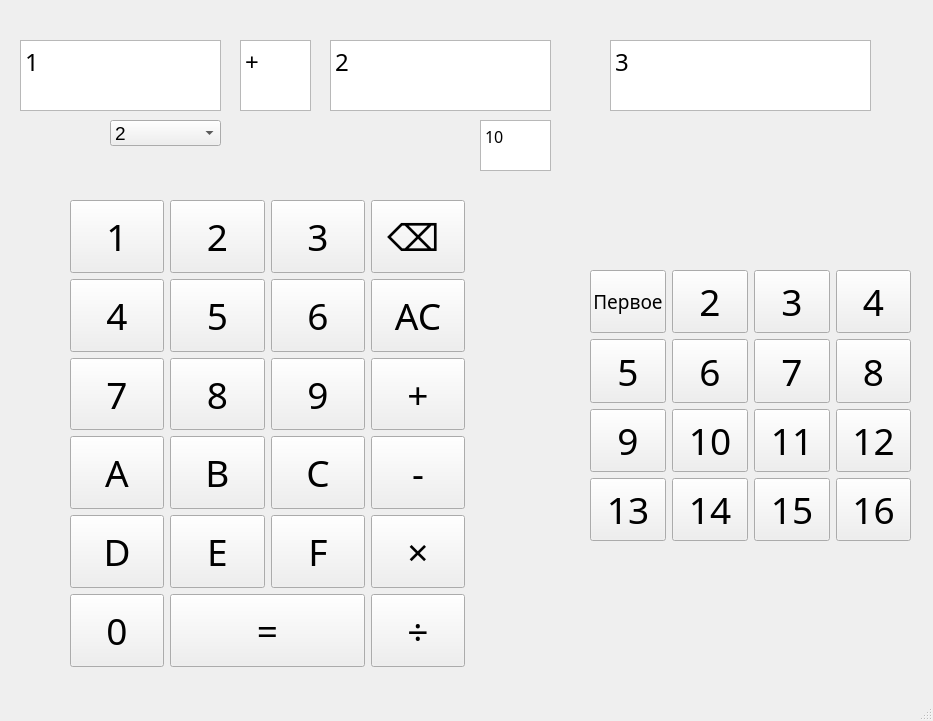
This is calculator.ui in ZyNordd/Calculator as Qt 5 draws it before an edit. The edited form follows.
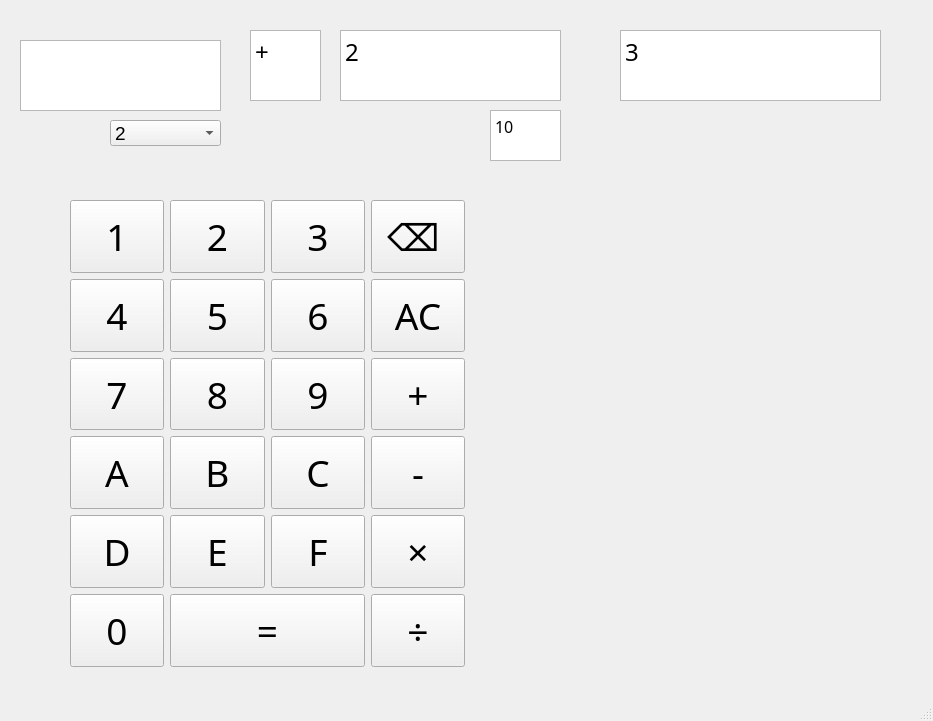
This is the edited form.

Diff of the .ui file:
```diff
--- a/calculator.ui
+++ b/calculator.ui
@@ -482,14 +482,14 @@
      <bool>false</bool>
     </property>
     <property name="plainText">
-     <string>1</string>
+     <string/>
     </property>
    </widget>
    <widget class="QPlainTextEdit" name="text_2var">
     <property name="geometry">
      <rect>
-      <x>330</x>
-      <y>40</y>
+      <x>340</x>
+      <y>30</y>
       <width>221</width>
       <height>71</height>
      </rect>
@@ -510,8 +510,8 @@
    <widget class="QPlainTextEdit" name="text_answer">
     <property name="geometry">
      <rect>
-      <x>610</x>
-      <y>40</y>
+      <x>620</x>
+      <y>30</y>
       <width>261</width>
       <height>71</height>
      </rect>
@@ -532,8 +532,8 @@
    <widget class="QPlainTextEdit" name="text_sign">
     <property name="geometry">
      <rect>
-      <x>240</x>
-      <y>40</y>
+      <x>250</x>
+      <y>30</y>
       <width>71</width>
       <height>71</height>
      </rect>
@@ -554,8 +554,8 @@
    <widget class="QPlainTextEdit" name="text_2var_system">
     <property name="geometry">
      <rect>
-      <x>480</x>
-      <y>120</y>
+      <x>490</x>
+      <y>110</y>
       <width>71</width>
       <height>51</height>
      </rect>
@@ -573,322 +573,6 @@
      <string>10</string>
     </property>
    </widget>
-   <widget class="QWidget" name="gridLayoutWidget_2">
-    <property name="geometry">
-     <rect>
-      <x>590</x>
-      <y>270</y>
-      <width>321</width>
-      <height>271</height>
-     </rect>
-    </property>
-    <layout class="QGridLayout" name="gridLayout_2">
-     <item row="3" column="3">
-      <widget class="QPushButton" name="pushButton_16system">
-       <property name="sizePolicy">
-        <sizepolicy hsizetype="Expanding" vsizetype="Expanding">
-         <horstretch>0</horstretch>
-         <verstretch>0</verstretch>
-        </sizepolicy>
-       </property>
-       <property name="font">
-        <font>
-         <family>Sylfaen</family>
-         <pointsize>28</pointsize>
-        </font>
-       </property>
-       <property name="text">
-        <string>16</string>
-       </property>
-      </widget>
-     </item>
-     <item row="3" column="2">
-      <widget class="QPushButton" name="pushButton_15system">
-       <property name="sizePolicy">
-        <sizepolicy hsizetype="Expanding" vsizetype="Expanding">
-         <horstretch>0</horstretch>
-         <verstretch>0</verstretch>
-        </sizepolicy>
-       </property>
-       <property name="font">
-        <font>
-         <family>Sylfaen</family>
-         <pointsize>28</pointsize>
-        </font>
-       </property>
-       <property name="text">
-        <string>15</string>
-       </property>
-      </widget>
-     </item>
-     <item row="3" column="1">
-      <widget class="QPushButton" name="pushButton_14system">
-       <property name="sizePolicy">
-        <sizepolicy hsizetype="Expanding" vsizetype="Expanding">
-         <horstretch>0</horstretch>
-         <verstretch>0</verstretch>
-        </sizepolicy>
-       </property>
-       <property name="font">
-        <font>
-         <family>Sylfaen</family>
-         <pointsize>28</pointsize>
-        </font>
-       </property>
-       <property name="text">
-        <string>14</string>
-       </property>
-      </widget>
-     </item>
-     <item row="3" column="0">
-      <widget class="QPushButton" name="pushButton_13system">
-       <property name="sizePolicy">
-        <sizepolicy hsizetype="Expanding" vsizetype="Expanding">
-         <horstretch>0</horstretch>
-         <verstretch>0</verstretch>
-        </sizepolicy>
-       </property>
-       <property name="font">
-        <font>
-         <family>Sylfaen</family>
-         <pointsize>28</pointsize>
-        </font>
-       </property>
-       <property name="text">
-        <string>13</string>
-       </property>
-      </widget>
-     </item>
-     <item row="2" column="3">
-      <widget class="QPushButton" name="pushButton_12system">
-       <property name="sizePolicy">
-        <sizepolicy hsizetype="Expanding" vsizetype="Expanding">
-         <horstretch>0</horstretch>
-         <verstretch>0</verstretch>
-        </sizepolicy>
-       </property>
-       <property name="font">
-        <font>
-         <family>Sylfaen</family>
-         <pointsize>28</pointsize>
-        </font>
-       </property>
-       <property name="text">
-        <string>12</string>
-       </property>
-      </widget>
-     </item>
-     <item row="2" column="2">
-      <widget class="QPushButton" name="pushButton_11system">
-       <property name="sizePolicy">
-        <sizepolicy hsizetype="Expanding" vsizetype="Expanding">
-         <horstretch>0</horstretch>
-         <verstretch>0</verstretch>
-        </sizepolicy>
-       </property>
-       <property name="font">
-        <font>
-         <family>Sylfaen</family>
-         <pointsize>28</pointsize>
-        </font>
-       </property>
-       <property name="text">
-        <string>11</string>
-       </property>
-      </widget>
-     </item>
-     <item row="2" column="1">
-      <widget class="QPushButton" name="pushButton_10system">
-       <property name="sizePolicy">
-        <sizepolicy hsizetype="Expanding" vsizetype="Expanding">
-         <horstretch>0</horstretch>
-         <verstretch>0</verstretch>
-        </sizepolicy>
-       </property>
-       <property name="font">
-        <font>
-         <family>Sylfaen</family>
-         <pointsize>28</pointsize>
-        </font>
-       </property>
-       <property name="text">
-        <string>10</string>
-       </property>
-      </widget>
-     </item>
-     <item row="2" column="0">
-      <widget class="QPushButton" name="pushButton_9notation">
-       <property name="sizePolicy">
-        <sizepolicy hsizetype="Expanding" vsizetype="Expanding">
-         <horstretch>0</horstretch>
-         <verstretch>0</verstretch>
-        </sizepolicy>
-       </property>
-       <property name="font">
-        <font>
-         <family>Sylfaen</family>
-         <pointsize>28</pointsize>
-        </font>
-       </property>
-       <property name="text">
-        <string>9</string>
-       </property>
-      </widget>
-     </item>
-     <item row="1" column="3">
-      <widget class="QPushButton" name="pushButton_8system">
-       <property name="sizePolicy">
-        <sizepolicy hsizetype="Expanding" vsizetype="Expanding">
-         <horstretch>0</horstretch>
-         <verstretch>0</verstretch>
-        </sizepolicy>
-       </property>
-       <property name="font">
-        <font>
-         <family>Sylfaen</family>
-         <pointsize>28</pointsize>
-        </font>
-       </property>
-       <property name="text">
-        <string>8</string>
-       </property>
-      </widget>
-     </item>
-     <item row="1" column="2">
-      <widget class="QPushButton" name="pushButton_7system">
-       <property name="sizePolicy">
-        <sizepolicy hsizetype="Expanding" vsizetype="Expanding">
-         <horstretch>0</horstretch>
-         <verstretch>0</verstretch>
-        </sizepolicy>
-       </property>
-       <property name="font">
-        <font>
-         <family>Sylfaen</family>
-         <pointsize>28</pointsize>
-        </font>
-       </property>
-       <property name="text">
-        <string>7</string>
-       </property>
-      </widget>
-     </item>
-     <item row="1" column="1">
-      <widget class="QPushButton" name="pushButton_6system">
-       <property name="sizePolicy">
-        <sizepolicy hsizetype="Expanding" vsizetype="Expanding">
-         <horstretch>0</horstretch>
-         <verstretch>0</verstretch>
-        </sizepolicy>
-       </property>
-       <property name="font">
-        <font>
-         <family>Sylfaen</family>
-         <pointsize>28</pointsize>
-        </font>
-       </property>
-       <property name="text">
-        <string>6</string>
-       </property>
-      </widget>
-     </item>
-     <item row="1" column="0">
-      <widget class="QPushButton" name="pushButton_5system">
-       <property name="sizePolicy">
-        <sizepolicy hsizetype="Expanding" vsizetype="Expanding">
-         <horstretch>0</horstretch>
-         <verstretch>0</verstretch>
-        </sizepolicy>
-       </property>
-       <property name="font">
-        <font>
-         <family>Sylfaen</family>
-         <pointsize>28</pointsize>
-        </font>
-       </property>
-       <property name="text">
-        <string>5</string>
-       </property>
-      </widget>
-     </item>
-     <item row="0" column="3">
-      <widget class="QPushButton" name="pushButton_4system">
-       <property name="sizePolicy">
-        <sizepolicy hsizetype="Expanding" vsizetype="Expanding">
-         <horstretch>0</horstretch>
-         <verstretch>0</verstretch>
-        </sizepolicy>
-       </property>
-       <property name="font">
-        <font>
-         <family>Sylfaen</family>
-         <pointsize>28</pointsize>
-        </font>
-       </property>
-       <property name="text">
-        <string>4</string>
-       </property>
-      </widget>
-     </item>
-     <item row="0" column="2">
-      <widget class="QPushButton" name="pushButton_3system">
-       <property name="sizePolicy">
-        <sizepolicy hsizetype="Expanding" vsizetype="Expanding">
-         <horstretch>0</horstretch>
-         <verstretch>0</verstretch>
-        </sizepolicy>
-       </property>
-       <property name="font">
-        <font>
-         <family>Sylfaen</family>
-         <pointsize>28</pointsize>
-        </font>
-       </property>
-       <property name="text">
-        <string>3</string>
-       </property>
-      </widget>
-     </item>
-     <item row="0" column="1">
-      <widget class="QPushButton" name="pushButton_2system">
-       <property name="sizePolicy">
-        <sizepolicy hsizetype="Expanding" vsizetype="Expanding">
-         <horstretch>0</horstretch>
-         <verstretch>0</verstretch>
-        </sizepolicy>
-       </property>
-       <property name="font">
-        <font>
-         <family>Sylfaen</family>
-         <pointsize>28</pointsize>
-        </font>
-       </property>
-       <property name="text">
-        <string>2</string>
-       </property>
-      </widget>
-     </item>
-     <item row="0" column="0">
-      <widget class="QPushButton" name="pushButton_2system_2">
-       <property name="sizePolicy">
-        <sizepolicy hsizetype="Expanding" vsizetype="Expanding">
-         <horstretch>0</horstretch>
-         <verstretch>0</verstretch>
-        </sizepolicy>
-       </property>
-       <property name="font">
-        <font>
-         <family>Sylfaen</family>
-         <pointsize>14</pointsize>
-        </font>
-       </property>
-       <property name="text">
-        <string>Первое</string>
-       </property>
-      </widget>
-     </item>
-    </layout>
-   </widget>
    <widget class="QComboBox" name="comboBox">
     <property name="geometry">
      <rect>
```
